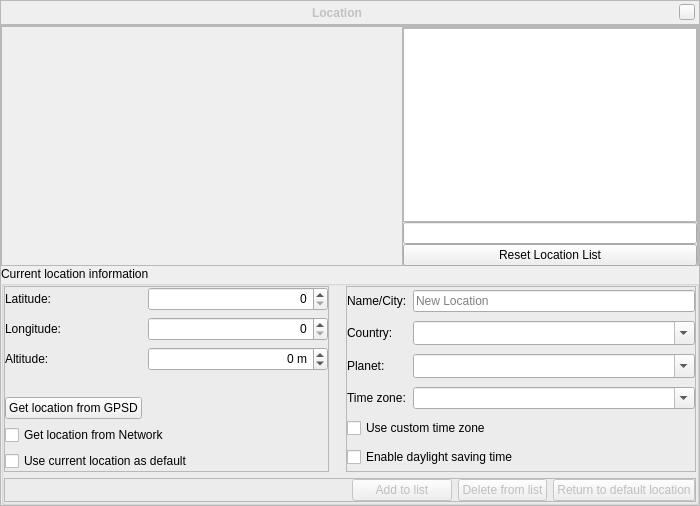
Above: src/gui/locationDialogGui.ui from 519984307/stellarium_src before the change. Below: the same form after it.
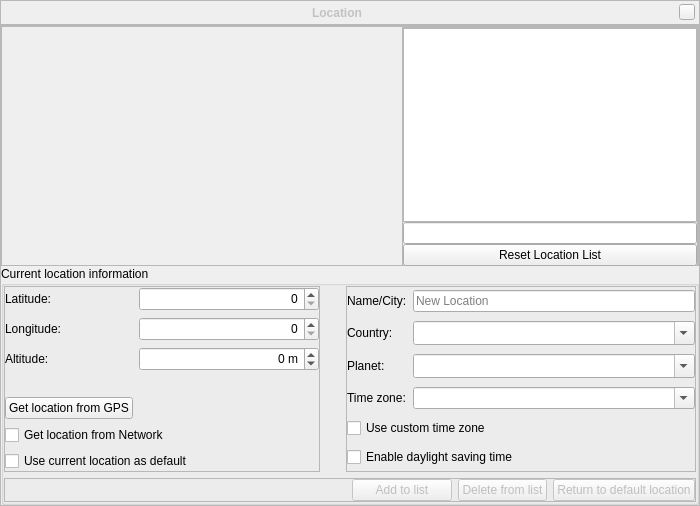
That is the form after the change. Icons and pictures are not drawn. Custom widgets are drawn as their Qt base class.

Commit message: Adaptations for Windows, and GUI updates.

Diff of the .ui file:
```diff
--- a/src/gui/locationDialogGui.ui
+++ b/src/gui/locationDialogGui.ui
@@ -631,7 +631,7 @@
                <string>Retrieve current coordinates from GPS. Does not set timezone!</string>
               </property>
               <property name="text">
-               <string>Get location from GPSD</string>
+               <string>Get location from GPS</string>
               </property>
              </widget>
             </item>
```
The commit also changes 5 other files.
